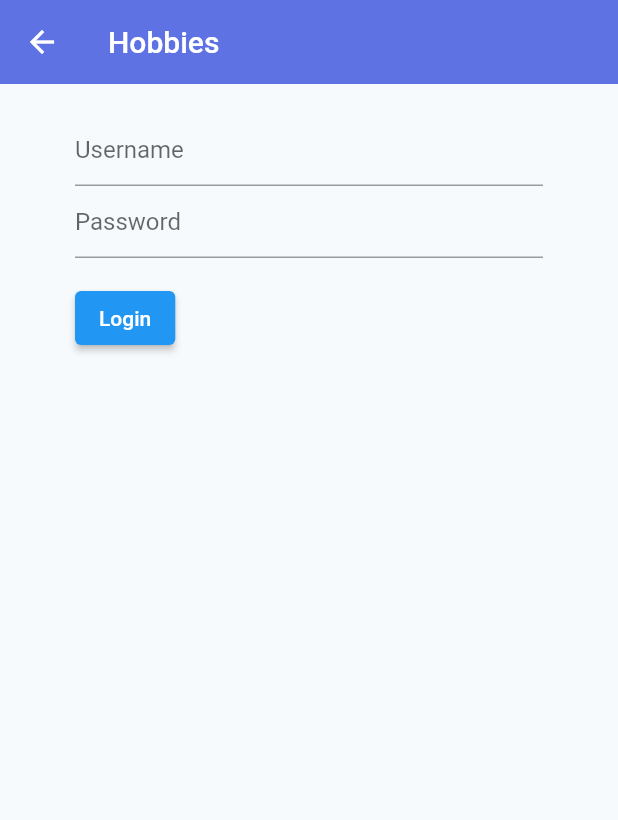
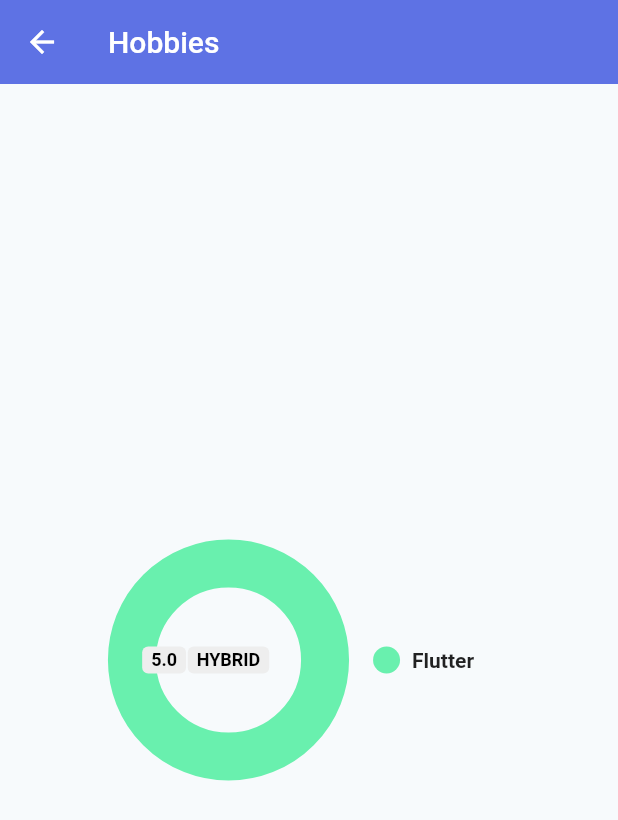
Before and after one commit to maac4422/flutter_personas, a Flutter app: the HobbiesStatistics screen opened directly, on a phone screen of 412 x 824 dp. Shown: the top 820 px of the screen. Run offline on Flutter 3.47's test engine with Material 2 defaults, Android fonts, the phone set to English and light mode, and no system bars; drawn by our look-alikes of pie_chart; our stand-ins replace sqflite; accounts and stored records are empty.

Commit message:
Start hobbies stadistics

```diff
--- a/lib/screens/hobbies_statistics/hobbies_statistics.dart
+++ b/lib/screens/hobbies_statistics/hobbies_statistics.dart
@@ -1,9 +1,10 @@
 import 'package:app_personas/screens/home/home.dart';
 import 'package:flutter/material.dart';
 import 'package:app_personas/services/sqlite_service.dart';
+import 'package:pie_chart/pie_chart.dart';
 
 class HobbiesStatistics extends StatefulWidget {
-  const HobbiesStatistics({ Key? key }) : super(key: key);
+  const HobbiesStatistics({Key? key}) : super(key: key);
 
   @override
   _HobbiesStatisticsState createState() => _HobbiesStatisticsState();
@@ -12,8 +13,13 @@ class HobbiesStatistics extends StatefulWidget {
 class _HobbiesStatisticsState extends State<HobbiesStatistics> {
   final GlobalKey<FormState> formKey = GlobalKey<FormState>();
   late SqliteService query;
-  final userController = TextEditingController();
-  final passwordController = TextEditingController();
+  final colorList = <Color>[
+    Colors.greenAccent,
+  ];
+
+  final dataMap = <String, double>{
+    "Flutter": 5,
+  };
 
   @override
   void initState() {
@@ -33,66 +39,40 @@ class _HobbiesStatisticsState extends State<HobbiesStatistics> {
         elevation: 0.0,
         title: const Text('Hobbies '),
       ),
-      body: Column(
-          children:[
-            Expanded(
-                child:Container(
-                    padding: const EdgeInsets.symmetric(vertical: 20.0, horizontal: 50.0),
-                    child: Form(
-                      key: formKey,
-                      child: Column(
-                        crossAxisAlignment: CrossAxisAlignment.start,
-                        children: <Widget>[
-                          TextFormField(
-                            controller: userController,
-                            decoration: const InputDecoration(
-                              hintText: 'Username',
-                            ),
-                            validator: (String? value) {
-                              if (value == null || value.isEmpty) {
-                                return 'Please enter the username';
-                              }
-                              if (value != 'admin') {
-                                return 'The username is incorrect';
-                              }
-                              return null;
-                            },
-                          ),
-                          TextFormField(
-                            controller: passwordController,
-                            decoration: const InputDecoration(
-                              hintText: 'Password',
-                            ),
-                            validator: (String? value) {
-                              if (value == null || value.isEmpty) {
-                                return 'Please enter the password';
-                              }
-                              if (value != 'password') {
-                                return 'The password is incorrect';
-                              }
-                              return null;
-                            },
-                          ),
-                          Padding(
-                            padding: const EdgeInsets.symmetric(vertical: 16.0),
-                            child: ElevatedButton(
-                              onPressed: () async{
-                                if (formKey.currentState!.validate()) {
-                                  if (context.mounted) {
-                                    Navigator.pushAndRemoveUntil( context, MaterialPageRoute(builder: (context) => const Home()), (Route<dynamic> route) => false);
-                                  }
-                                }
-                              },
-                              child: const Text('Login'),
-                            ),
-                          ),
-                        ],
-                      ),
-                    )
-                )
-            )
-          ]
-      ),
+      body: Column(children: [
+        Expanded(
+            child: Container(
+                padding: const EdgeInsets.symmetric(
+                    vertical: 20.0, horizontal: 50.0),
+                child: PieChart(
+                  dataMap: dataMap,
+                  animationDuration: const Duration(milliseconds: 800),
+                  chartLegendSpacing: 32,
+                  chartRadius: MediaQuery.of(context).size.width / 3.2,
+                  colorList: colorList,
+                  initialAngleInDegree: 0,
+                  chartType: ChartType.ring,
+                  ringStrokeWidth: 32,
+                  centerText: "HYBRID",
+                  legendOptions: const LegendOptions(
+                    showLegendsInRow: false,
+                    legendPosition: LegendPosition.right,
+                    showLegends: true,
+                    legendTextStyle: TextStyle(
+                      fontWeight: FontWeight.bold,
+                    ),
+                  ),
+                  chartValuesOptions: const ChartValuesOptions(
+                    showChartValueBackground: true,
+                    showChartValues: true,
+                    showChartValuesInPercentage: false,
+                    showChartValuesOutside: false,
+                    decimalPlaces: 1,
+                  ),
+                  // gradientList: ---To add gradient colors---
+                  // emptyColorGradient: ---Empty Color gradient---
+                )))
+      ]),
     );
   }
 }
--- a/pubspec.yaml
+++ b/pubspec.yaml
@@ -32,6 +32,7 @@ dependencies:
     sdk: flutter
   sqflite:
   path:
+  pie_chart:
 
 
   # The following adds the Cupertino Icons font to your application.
```
Also changed, not shown: lib/screens/add_edit/person_hobby_list.dart (deleted, +0 -31 lines).
